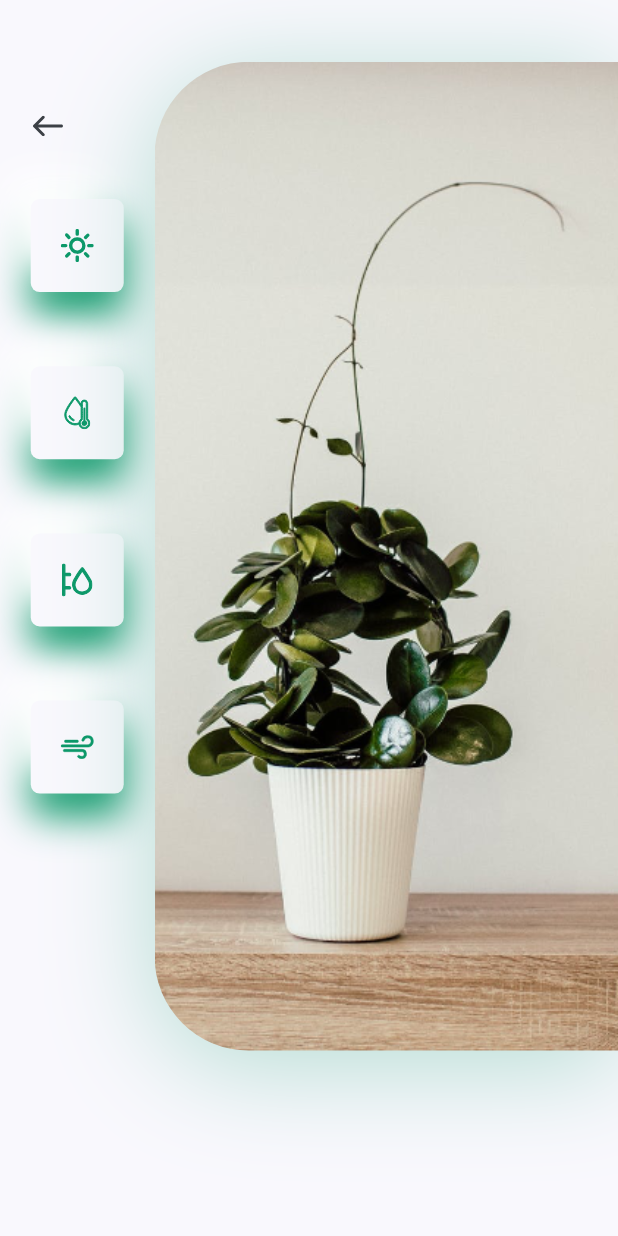
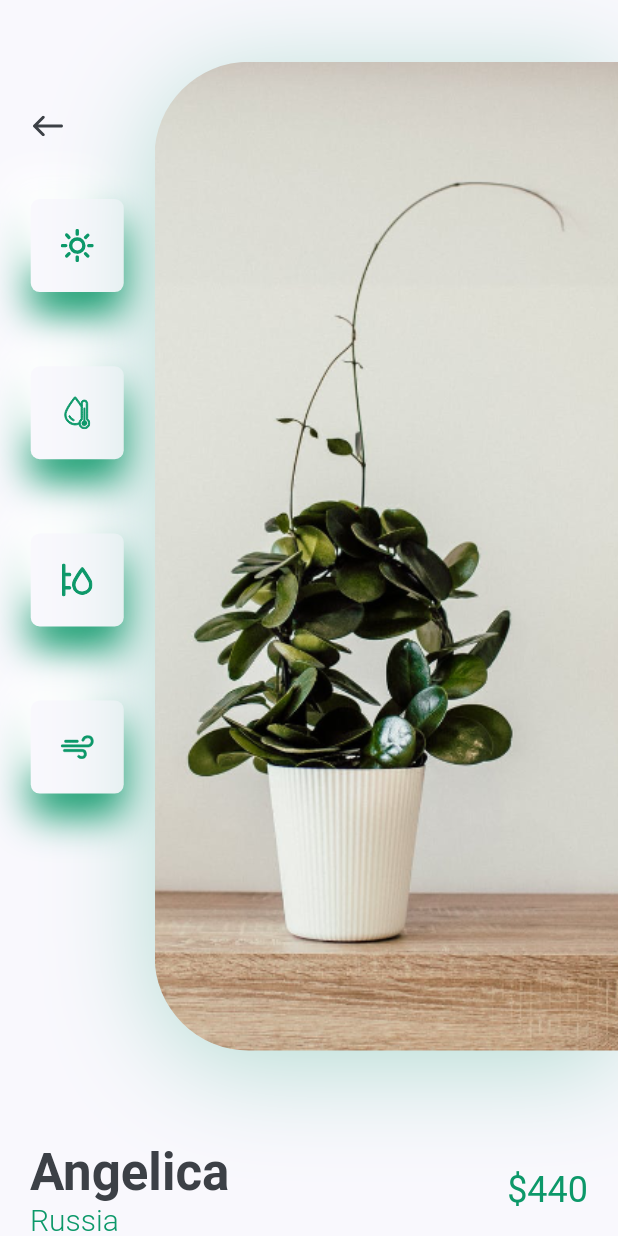
Before and after one commit to solardayz/flutter-plant, a Flutter app: the DetailScreen screen opened directly, on a phone screen of 412 x 824 dp. Run offline on Flutter 3.47's test engine with Material 2 defaults, Android fonts, the phone set to English and light mode, and no system bars; our stand-ins replace flutter_svg.

Commit message:
디테일까지 모두 완성!

```diff
--- a/lib/screens/details/conponent/body.dart
+++ b/lib/screens/details/conponent/body.dart
@@ -1,6 +1,8 @@
 import 'package:flutter/material.dart';
+import 'package:flutter_plants/constants.dart';
+import 'package:flutter_plants/screens/details/conponent/title_and_price.dart';
 
-import '../image_and_icons.dart';
+import 'image_and_icons.dart';
 
 class Body extends StatelessWidget {
   const Body({Key? key}) : super(key: key);
@@ -12,6 +14,37 @@ class Body extends StatelessWidget {
       child: Column(
         children: [
           ImageAndIcons(size: size),
+          TitleAndPrice(),
+          SizedBox(
+            height: kDefaultPadding,
+          ),
+          Row(
+            children: [
+              SizedBox(
+                width: size.width / 2,
+                height: 84,
+                child: FlatButton(
+                  shape: RoundedRectangleBorder(
+                    borderRadius: BorderRadius.only(
+                      topRight: Radius.circular(20),
+                    ),
+                  ),
+                  color: kPrimaryColor,
+                  onPressed: () {},
+                  child: Text(
+                    "Buy Now",
+                    style: TextStyle(color: Colors.white, fontSize: 16),
+                  ),
+                ),
+              ),
+              Expanded(
+                child: FlatButton(
+                  onPressed: () {},
+                  child: Text("Description"),
+                ),
+              ),
+            ],
+          ),
         ],
       ),
     );
--- a/lib/screens/details/icon_card.dart
+++ b/lib/screens/details/conponent/icon_card.dart
@@ -1,7 +1,7 @@
 import 'package:flutter/material.dart';
 import 'package:flutter_svg/svg.dart';
 
-import '../../constants.dart';
+import '../../../constants.dart';
 
 class IconCard extends StatelessWidget {
   const IconCard({Key? key, required this.icon}) : super(key: key);
--- a/lib/screens/details/image_and_icons.dart
+++ b/lib/screens/details/conponent/image_and_icons.dart
@@ -1,7 +1,7 @@
 import 'package:flutter/material.dart';
 import 'package:flutter_svg/svg.dart';
 
-import '../../constants.dart';
+import '../../../constants.dart';
 import 'icon_card.dart';
 
 class ImageAndIcons extends StatelessWidget {
--- /dev/null
+++ b/lib/screens/details/conponent/title_and_price.dart
@@ -0,0 +1,50 @@
+import 'package:flutter/material.dart';
+
+import '../../../constants.dart';
+
+class TitleAndPrice extends StatelessWidget {
+  const TitleAndPrice({
+    Key? key,
+  }) : super(key: key);
+
+  @override
+  Widget build(BuildContext context) {
+    return Padding(
+      padding: const EdgeInsets.symmetric(
+        horizontal: kDefaultPadding,
+      ),
+      child: Row(
+        children: [
+          RichText(
+            text: TextSpan(
+              children: [
+                TextSpan(
+                  text: "Angelica\n",
+                  style: Theme.of(context).textTheme.headline4!.copyWith(
+                        color: kTextColor,
+                        fontWeight: FontWeight.bold,
+                      ),
+                ),
+                TextSpan(
+                  text: "Russia",
+                  style: TextStyle(
+                    fontSize: 20,
+                    color: kPrimaryColor,
+                    fontWeight: FontWeight.w300,
+                  ),
+                ),
+              ],
+            ),
+          ),
+          Spacer(),
+          Text(
+            "\$440",
+            style: Theme.of(context).textTheme.headline5!.copyWith(
+                  color: kPrimaryColor,
+                ),
+          ),
+        ],
+      ),
+    );
+  }
+}
--- a/lib/screens/details/detail_screen.dart
+++ b/lib/screens/details/detail_screen.dart
@@ -3,7 +3,7 @@ import 'package:flutter_plants/screens/details/conponent/body.dart';
 import 'package:flutter_svg/flutter_svg.dart';
 
 import '../../constants.dart';
-import 'image_and_icons.dart';
+import 'conponent/image_and_icons.dart';
 
 class DetailScreen extends StatelessWidget {
   const DetailScreen({Key? key}) : super(key: key);
```
